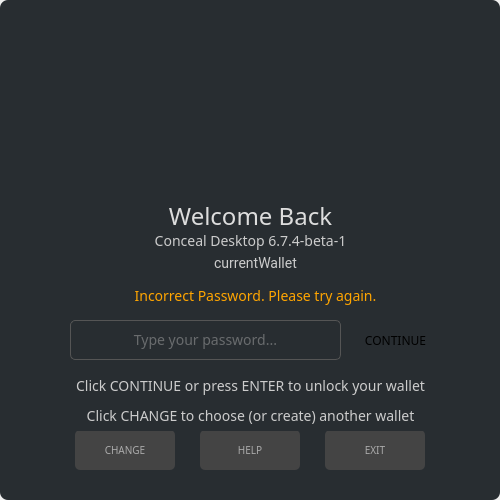
Before: the Qt Designer form src/gui/ui/mainpassworddialog.ui in ConcealNetwork/conceal-desktop, drawn with Qt 5.
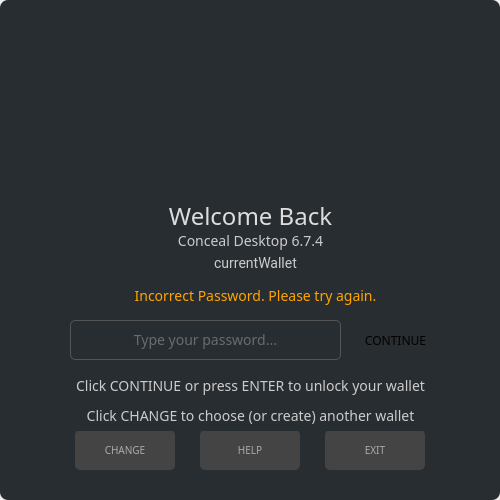
After: the same form once the commit is applied. Icons and pictures are not drawn.

```diff
--- a/src/gui/ui/mainpassworddialog.ui
+++ b/src/gui/ui/mainpassworddialog.ui
@@ -295,7 +295,7 @@
 font-size: 14px;</string>
       </property>
       <property name="text">
-       <string>Conceal Desktop 6.7.4-beta-1</string>
+       <string>Conceal Desktop 6.7.4</string>
       </property>
       <property name="alignment">
        <set>Qt::AlignCenter</set>
```
